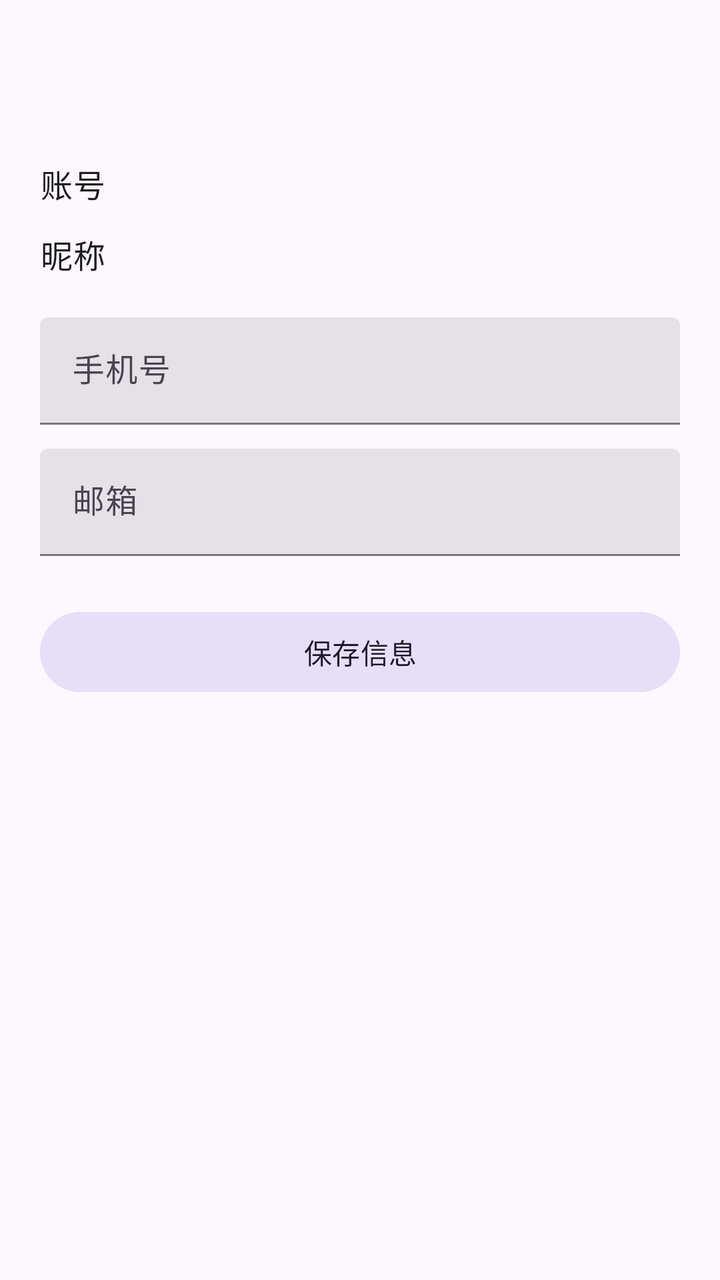
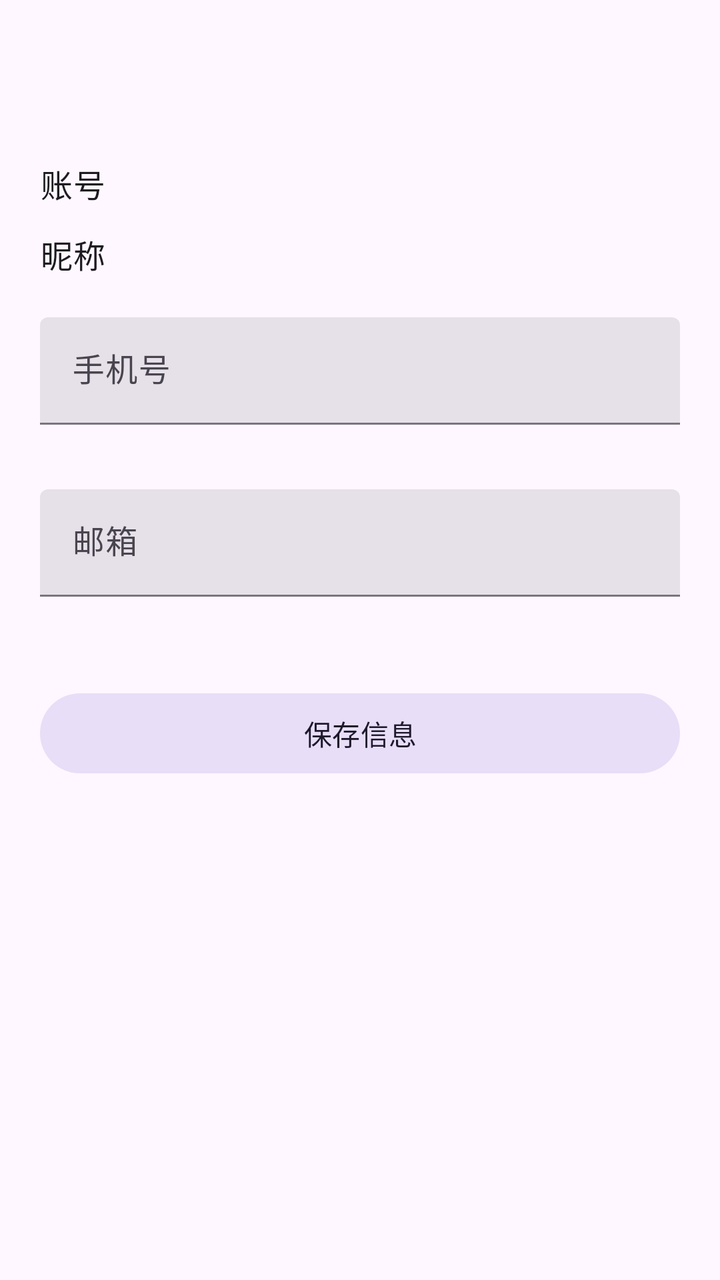

Compare the two renders of this Android layout. The source of the first and the diff that turns it into the second are given below.
<!-- AndroidManifest.xml: application theme Theme.TravelMap -->
<!-- res/layout/activity_user_info.xml -->
<?xml version="1.0" encoding="utf-8"?>
<androidx.coordinatorlayout.widget.CoordinatorLayout xmlns:android="http://schemas.android.com/apk/res/android"
    xmlns:app="http://schemas.android.com/apk/res-auto"
    android:layout_width="match_parent"
    android:layout_height="match_parent"
    android:fitsSystemWindows="true">

    <com.google.android.material.appbar.MaterialToolbar
        android:id="@+id/toolbar"
        style="@style/Widget.Material3.Toolbar"
        android:layout_width="match_parent"
        android:layout_height="wrap_content"
        android:background="?attr/colorSurface"
        android:navigationIcon="@drawable/ic_arrow_back"
        android:title="@string/title_user_info"
        app:navigationIconTint="?attr/colorOnSurface" />

    <ScrollView
        android:layout_width="match_parent"
        android:layout_height="match_parent"
        android:layout_marginTop="?attr/actionBarSize"
        android:paddingHorizontal="20dp"
        android:paddingTop="16dp"
        android:paddingBottom="32dp">

        <LinearLayout
            android:layout_width="match_parent"
            android:layout_height="wrap_content"
            android:orientation="vertical">

            <TextView
                android:id="@+id/tvUserInfoUsername"
                style="@style/TextAppearance.Material3.BodyLarge"
                android:layout_width="match_parent"
                android:layout_height="wrap_content"
                android:text="@string/user_info_username" />

            <TextView
                android:id="@+id/tvUserInfoNickname"
                style="@style/TextAppearance.Material3.BodyLarge"
                android:layout_width="match_parent"
                android:layout_height="wrap_content"
                android:layout_marginTop="12dp"
                android:text="@string/user_info_nickname" />

            <com.google.android.material.textfield.TextInputLayout
                android:id="@+id/tilUserPhone"
                style="@style/Widget.Material3.TextInputLayout.FilledBox.Dense"
                android:layout_width="match_parent"
                android:layout_height="wrap_content"
                android:layout_marginTop="20dp"
                app:hintTextColor="?attr/colorOnSurfaceVariant">

                <com.google.android.material.textfield.TextInputEditText
                    android:id="@+id/etUserPhone"
                    android:layout_width="match_parent"
                    android:layout_height="wrap_content"
                    android:hint="@string/user_info_phone"
                    android:inputType="phone" />
            </com.google.android.material.textfield.TextInputLayout>

            <com.google.android.material.textfield.TextInputLayout
                android:id="@+id/tilUserEmail"
                style="@style/Widget.Material3.TextInputLayout.FilledBox.Dense"
                android:layout_width="match_parent"
                android:layout_height="wrap_content"
                android:layout_marginTop="12dp"
                app:hintTextColor="?attr/colorOnSurfaceVariant">

                <com.google.android.material.textfield.TextInputEditText
                    android:id="@+id/etUserEmail"
                    android:layout_width="match_parent"
                    android:layout_height="wrap_content"
                    android:hint="@string/user_info_email"
                    android:inputType="textEmailAddress" />
            </com.google.android.material.textfield.TextInputLayout>

            <com.google.android.material.button.MaterialButton
                android:id="@+id/btnSaveProfile"
                style="@style/Widget.Material3.Button.TonalButton"
                android:layout_width="match_parent"
                android:layout_height="wrap_content"
                android:layout_marginTop="24dp"
                android:text="@string/user_info_save" />

        </LinearLayout>
    </ScrollView>

    <com.google.android.material.progressindicator.CircularProgressIndicator
        android:id="@+id/profileProgress"
        android:layout_width="wrap_content"
        android:layout_height="wrap_content"
        android:layout_gravity="center"
        android:visibility="gone" />

</androidx.coordinatorlayout.widget.CoordinatorLayout>
<!-- resources referenced by this layout -->
<resources>
  <!-- drawable ic_arrow_back (drawable) -->
  <?xml version="1.0" encoding="utf-8"?>
  <vector xmlns:android="http://schemas.android.com/apk/res/android"
      android:width="24dp"
      android:height="24dp"
      android:viewportWidth="24"
      android:viewportHeight="24">
      <path
          android:fillColor="?attr/colorOnSurface"
          android:pathData="M20,11H7.83l5.59,-5.59L12,4l-8,8 8,8 1.41,-1.41L7.83,13H20v-2z" />
  </vector>
  <string name="title_user_info">个人资料</string>
  <string name="user_info_email">邮箱</string>
  <string name="user_info_nickname">昵称</string>
  <string name="user_info_phone">手机号</string>
  <string name="user_info_save">保存信息</string>
  <string name="user_info_username">账号</string>
  <style name="Theme.TravelMap" parent="Base.Theme.TravelMap" />
  <style name="Base.Theme.TravelMap" parent="Theme.Material3.DayNight.NoActionBar">
          
          
  
          
          <item name="colorPrimary">@color/brand_primary</item>
          <item name="colorOnPrimary">@color/brand_on_primary</item>
      </style>
  <color name="brand_primary">#2455F5</color>
  <color name="brand_on_primary">#FFFFFFFF</color>
</resources>

<!-- the commit's change to res/layout/activity_user_info.xml (unified diff, before → after) -->
@@ -49,6 +49,7 @@
                 android:layout_width="match_parent"
                 android:layout_height="wrap_content"
                 android:layout_marginTop="20dp"
+                app:errorEnabled="true"
                 app:hintTextColor="?attr/colorOnSurfaceVariant">
 
                 <com.google.android.material.textfield.TextInputEditText
@@ -56,7 +57,8 @@
                     android:layout_width="match_parent"
                     android:layout_height="wrap_content"
                     android:hint="@string/user_info_phone"
-                    android:inputType="phone" />
+                    android:inputType="phone"
+                    android:maxLength="11" />
             </com.google.android.material.textfield.TextInputLayout>
 
             <com.google.android.material.textfield.TextInputLayout
@@ -65,6 +67,7 @@
                 android:layout_width="match_parent"
                 android:layout_height="wrap_content"
                 android:layout_marginTop="12dp"
+                app:errorEnabled="true"
                 app:hintTextColor="?attr/colorOnSurfaceVariant">
 
                 <com.google.android.material.textfield.TextInputEditText
